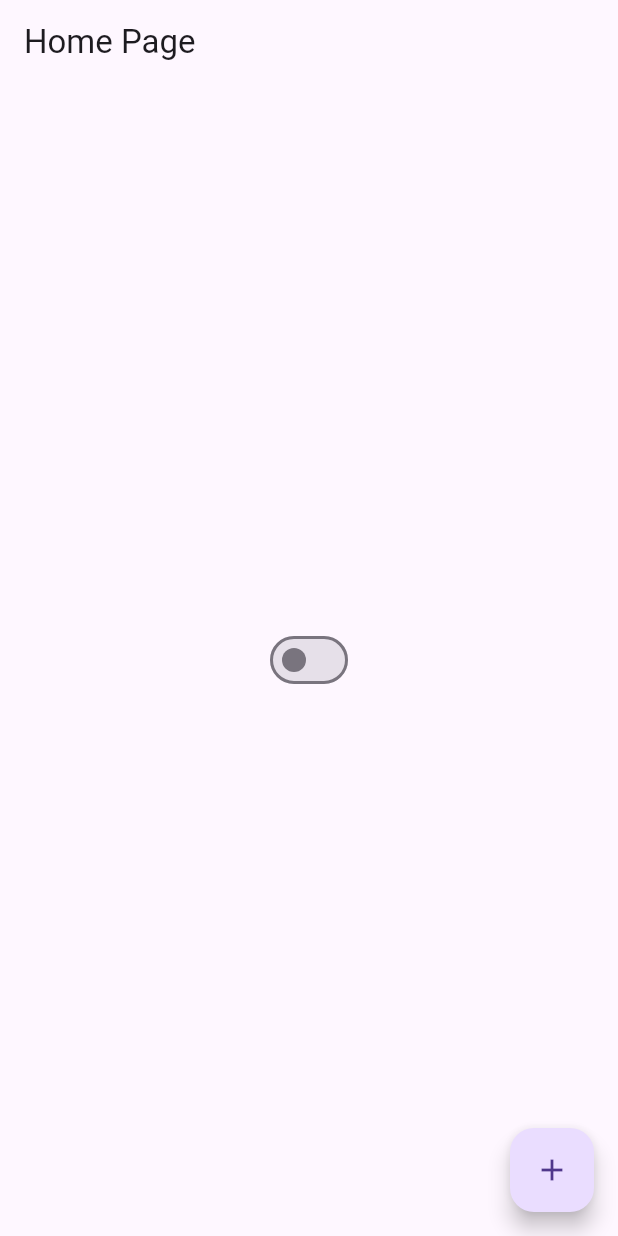
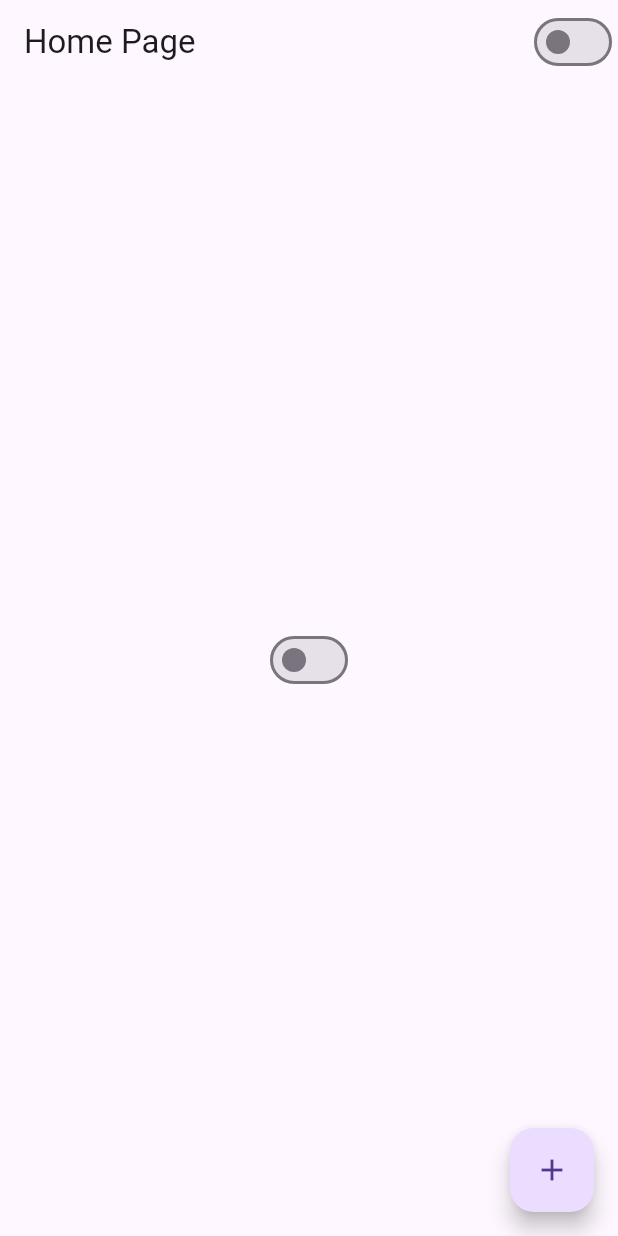
Before and after one commit to GabRodrigues23/curso_flutterando, a Flutter app: the screen it shows after launch, on a phone screen of 412 x 824 dp. Run offline on Flutter 3.47's test engine with Material 3 defaults, Android fonts, the phone set to English and light mode, and no system bars.

Commit message:
Aula #13

```diff
--- a/hello_world/lib/home_page.dart
+++ b/hello_world/lib/home_page.dart
@@ -16,14 +16,12 @@ class HomePageState extends State<HomePage> {
     return Scaffold(
       appBar: AppBar(
         title: Text('Home Page'),
+        actions: [
+          CustomSwitch()
+        ],
       ),
       body: Center(
-        child: Switch(
-          value: AppController.instance.isDarkTheme,
-          onChanged: (value) {
-            AppController.instance.changeTheme();
-          },
-        ),
+        child: CustomSwitch(),
       ),
       floatingActionButton: FloatingActionButton(
           child: Icon(Icons.add),
@@ -35,3 +33,15 @@ class HomePageState extends State<HomePage> {
     );
   }
 }
+
+class CustomSwitch extends StatelessWidget {
+  @override
+  Widget build(BuildContext context) {
+    return Switch(
+      value: AppController.instance.isDarkTheme,
+      onChanged: (value) {
+        AppController.instance.changeTheme();
+      },
+    );
+  }
+}
```
